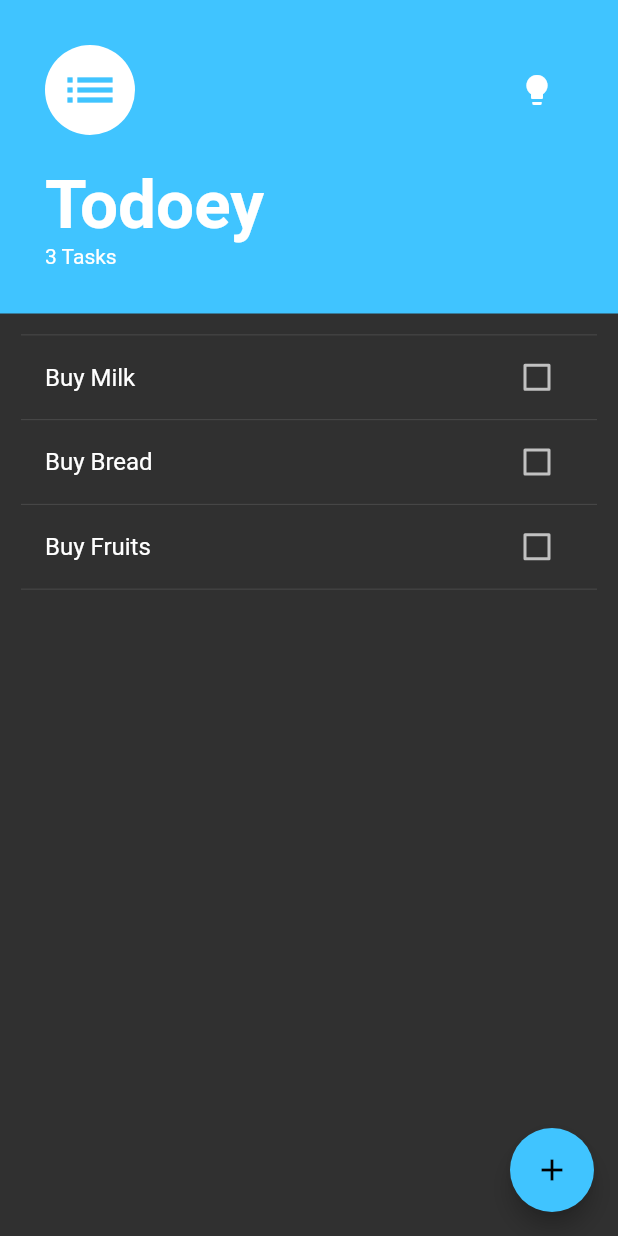
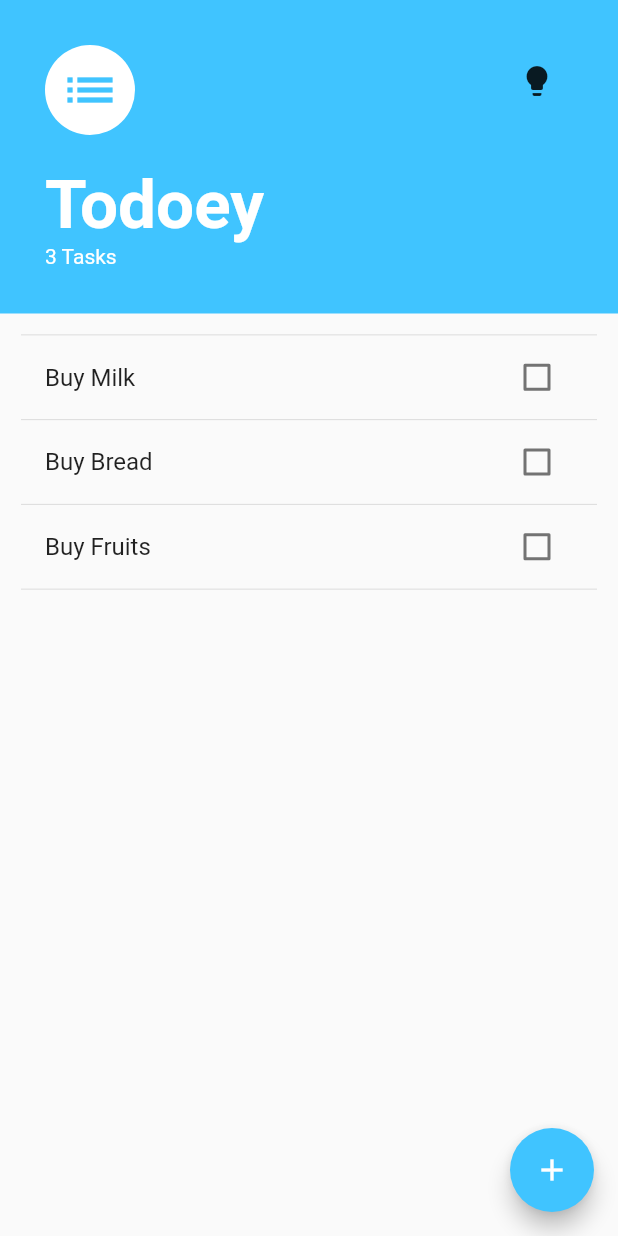
Before and after one commit to AshrafWzza/Todoey-flutter-using-provider, a Flutter app: the screen it shows after launch, after a tap on the "lightbulb" icon, on a phone screen of 412 x 824 dp. Run offline on Flutter 3.47's test engine with Material 2 defaults, Android fonts, the phone set to English and light mode, and no system bars; our stand-ins replace get, shared_preferences.

Commit message:
Dark Mode, SharedPreferences

```diff
--- a/lib/main.dart
+++ b/lib/main.dart
@@ -1,4 +1,5 @@
 import 'package:flutter/material.dart';
+import 'package:shared_preferences/shared_preferences.dart';
 import 'package:todoey_flutter/models/task_data.dart';
 import 'screens/tasks_screen.dart';
 import 'package:provider/provider.dart';
@@ -10,23 +11,53 @@ void main() {
       providers: [
         ChangeNotifierProvider(create: (_) => TaskData()),
       ],
-      child: const MyApp(),
+      child: MyApp(),
     ),
   );
 }
 
-class MyApp extends StatelessWidget {
-  const MyApp({Key? key}) : super(key: key);
+class MyApp extends StatefulWidget {
+  MyApp({Key? key}) : super(key: key);
 
   @override
+  State<MyApp> createState() => _MyAppState();
+}
+
+class _MyAppState extends State<MyApp> {
+  @override
   Widget build(BuildContext context) {
-    return GetMaterialApp(
-      // Remove the debug banner
+    final Future<SharedPreferences> _prefs = SharedPreferences.getInstance();
+    late Future<bool> _darkMode;
+    _darkMode = _prefs.then((SharedPreferences prefs) {
+      print('initstateStatless:${prefs.getBool('darkMode')}');
+      return prefs.getBool('darkMode') ?? false;
+    });
+    return FutureBuilder<bool>(
+        future: _darkMode,
+        builder: (BuildContext context, AsyncSnapshot<bool> snapshot) {
+          switch (snapshot.connectionState) {
+            case ConnectionState.waiting:
+              return const CircularProgressIndicator();
+            default:
+              if (snapshot.hasError) {
+                return Text('Error: ${snapshot.error}');
+              } else {
+                return GetMaterialApp(
+                  debugShowCheckedModeBanner: false,
+                  darkTheme: ThemeData.dark(),
+                  themeMode: snapshot.data! ? ThemeMode.dark : ThemeMode.light,
+                  // Theme mode depends on device settings at the beginning
+                  home: const TasksScreen(),
+                );
+              }
+          }
+        });
+    /*return GetMaterialApp(
       debugShowCheckedModeBanner: false,
       darkTheme: ThemeData.dark(),
-      themeMode: ThemeMode.light,
+      themeMode: await _darkMode ? ThemeMode.light : ThemeMode.dark,
       // Theme mode depends on device settings at the beginning
       home: const TasksScreen(),
-    );
+    );*/
   }
 }
--- a/lib/screens/tasks_screen.dart
+++ b/lib/screens/tasks_screen.dart
@@ -1,27 +1,50 @@
 import 'package:flutter/material.dart';
-import 'package:get/get.dart';
 import 'package:todoey_flutter/screens/add_task_screen.dart';
 import 'package:todoey_flutter/widgets/task_list.dart';
 import 'package:provider/provider.dart';
 import 'package:todoey_flutter/models/task_data.dart';
 import 'package:get/get.dart';
+import 'package:shared_preferences/shared_preferences.dart';
 
-class TasksScreen extends StatelessWidget {
+class TasksScreen extends StatefulWidget {
   const TasksScreen({Key? key}) : super(key: key);
 
+  @override
+  State<TasksScreen> createState() => _TasksScreenState();
+}
+
+class _TasksScreenState extends State<TasksScreen> {
+  final Future<SharedPreferences> _prefs = SharedPreferences.getInstance();
+
+  late Future<bool> _darkMode;
+
+  Future<void> _toggleDarkMode() async {
+    print('toggle0:$_darkMode');
+    final SharedPreferences prefs = await _prefs;
+    print('toggle1:$_darkMode');
+
+    final bool darkMode = (prefs.getBool('darkMode') ?? false);
+    print('toggle2:$_darkMode');
+
+    setState(() {
+      // !darkMode opposite bool Toggle
+      _darkMode = prefs.setBool('darkMode', !darkMode).then((bool success) {
+        return darkMode;
+      });
+      print('setState:$_darkMode');
+    });
+  }
+
+  @override
+  void initState() {
+    super.initState();
+    _darkMode = _prefs.then((SharedPreferences prefs) {
+      print('initstate:${prefs.getBool('darkMode')}');
+      return prefs.getBool('darkMode') ?? false;
+    });
+  }
+
   //return it to statelessWidget
-//   @override
-//   State<TasksScreen> createState() => _TasksScreenState();
-// }
-//
-// class _TasksScreenState extends State<TasksScreen> {
-  //create tasks here because it is easy to lifting values state up from belows screen(childrens)
-  // List<Task> tasks = [
-  //   Task(name: 'Buy Milk'),
-  //   Task(name: 'Buy Bread'),
-  //   Task(name: 'Buy Fruits'),
-  //   Task(name: 'Buy Fruits'),
-  // ];
   @override
   Widget build(BuildContext context) {
     return Scaffold(
@@ -69,7 +92,9 @@ class TasksScreen extends StatelessWidget {
               child: Column(
                 crossAxisAlignment: CrossAxisAlignment.start,
                 children: [
-                  Row(children: [
+                  Row(
+                    crossAxisAlignment: CrossAxisAlignment.start,
+                    children: [
                       const CircleAvatar(
                         backgroundColor: Colors.white,
                         radius: 30.0,
@@ -82,12 +107,15 @@ class TasksScreen extends StatelessWidget {
                       Expanded(child: Container()),
                       IconButton(
                           icon: const Icon(Icons.lightbulb),
-                        onPressed: () {
-                          Get.isDarkMode
-                              ? Get.changeTheme(ThemeData.light())
-                              : Get.changeTheme(ThemeData.dark());
+                          onPressed: () async {
+                            await _toggleDarkMode();
+
+                            await _darkMode
+                                ? Get.changeTheme(ThemeData.dark())
+                                : Get.changeTheme(ThemeData.light());
                           }),
-                  ]),
+                    ],
+                  ),
                   const SizedBox(
                     height: 20.0,
                   ),
--- a/lib/widgets/task_list.dart
+++ b/lib/widgets/task_list.dart
@@ -8,7 +8,7 @@ class TaskList extends StatelessWidget {
   //use provider instead passing values
   // List<Task>? tasks;
   // TaskList({required this.tasks});
-//return it to statelessWidget
+  //return it to statelessWidget
 //   @override
 //   State<TaskList> createState() => _TaskListState();
 // }
--- a/pubspec.yaml
+++ b/pubspec.yaml
@@ -36,6 +36,7 @@ dependencies:
   cupertino_icons: ^1.0.2
   provider: ^6.0.3
   get: ^4.6.5
+  shared_preferences: ^2.0.15
 
 dev_dependencies:
   flutter_test:
```
Also changed, not shown: pubspec.lock, 1 other file. Lines whose indentation alone changed are shown as unchanged.
